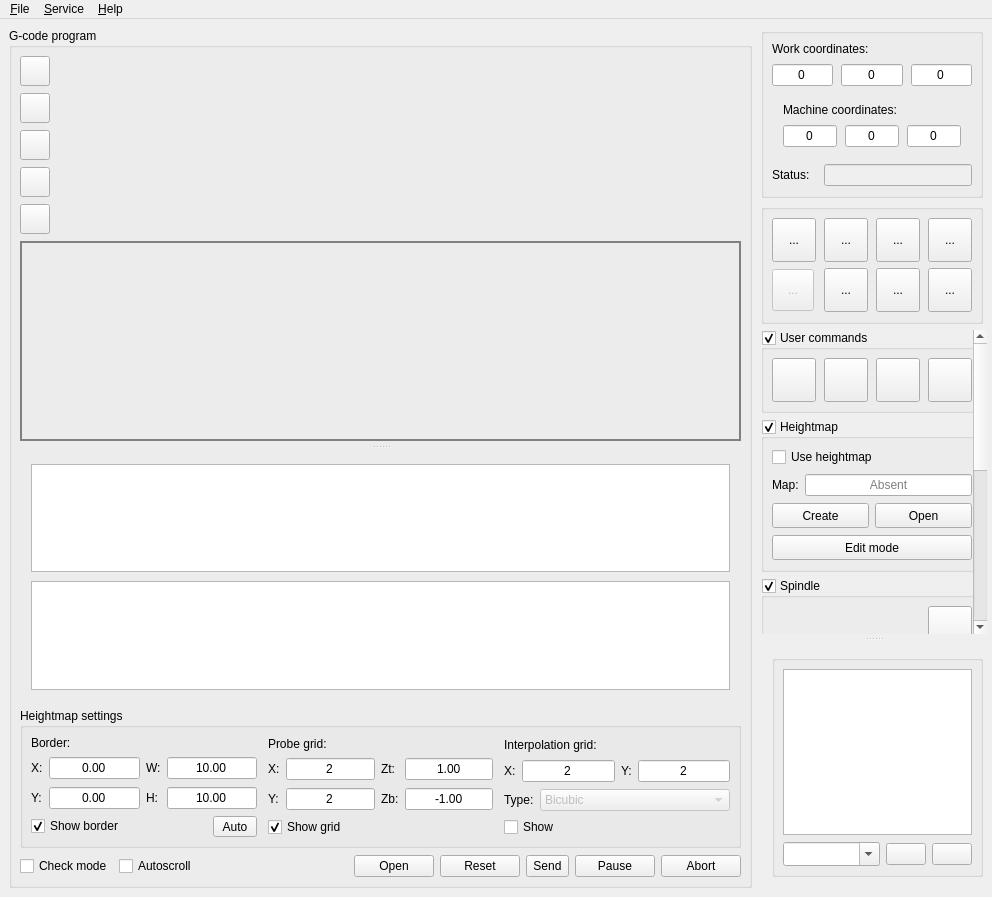
First picture: the form in src/frmmain.ui, repository hjliaw/Candle-lathe, before the edit.
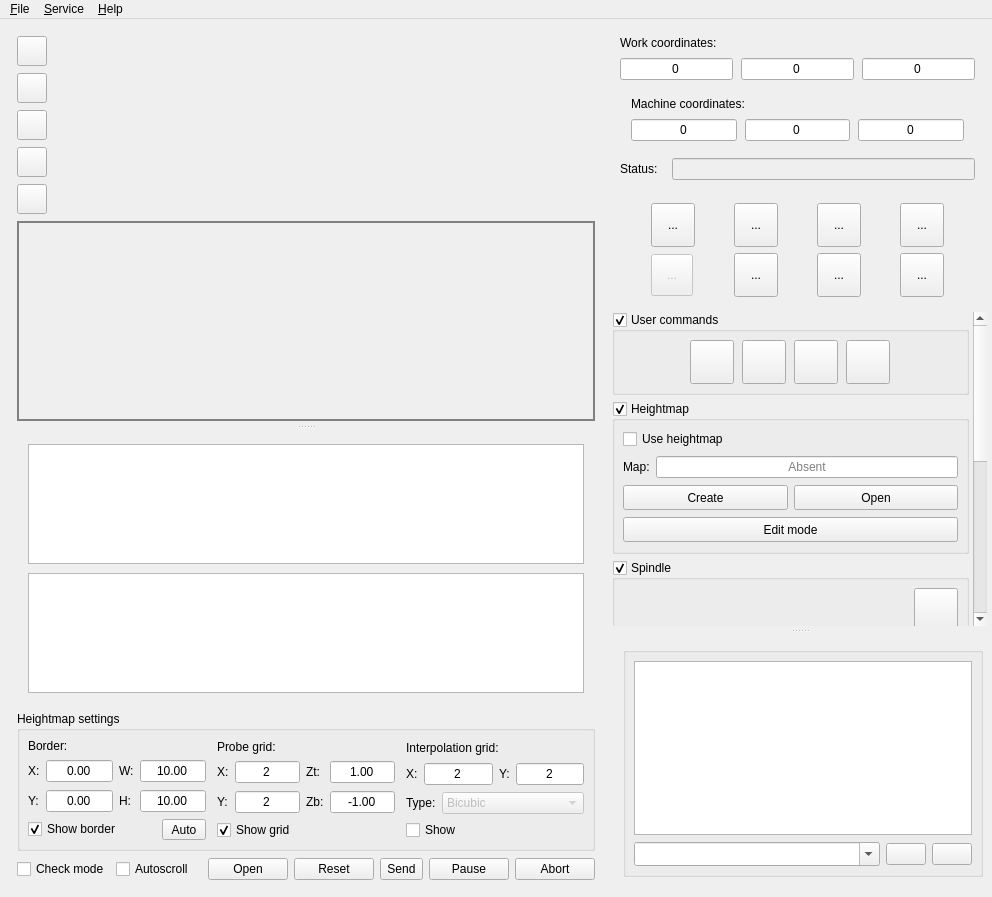
Second picture: the form after the edit. Icons and pictures are not drawn. Custom widgets are drawn as their Qt base class.

Commit message: change some elements to qFrame w/o title

What changed in the file:
```diff
--- a/src/frmmain.ui
+++ b/src/frmmain.ui
@@ -115,7 +115,7 @@
 }*/</string>
   </property>
   <widget class="QWidget" name="centralWidget">
-   <layout class="QHBoxLayout" name="horizontalLayout_5" stretch="100,1">
+   <layout class="QHBoxLayout" name="horizontalLayout_5" stretch="0,1">
     <property name="spacing">
      <number>9</number>
     </property>
@@ -132,13 +132,7 @@
      <number>9</number>
     </property>
     <item>
-     <widget class="QGroupBox" name="grpProgram">
-      <property name="title">
-       <string>G-code program</string>
-      </property>
-      <property name="flat">
-       <bool>false</bool>
-      </property>
+     <widget class="QFrame" name="grpProgram">
       <layout class="QVBoxLayout" name="verticalLayout_17" stretch="0,0,0,0,0,1,0,0">
        <property name="spacing">
         <number>7</number>
@@ -1042,13 +1036,7 @@
          <number>4</number>
         </property>
         <item>
-         <widget class="QGroupBox" name="grpState">
-          <property name="title">
-           <string></string>
-          </property>
-          <property name="overrided" stdset="0">
-           <bool>false</bool>
-          </property>
+         <widget class="QFrame" name="grpState">
           <layout class="QVBoxLayout" name="verticalLayout_6">
            <property name="leftMargin">
             <number>8</number>
@@ -1136,10 +1124,10 @@
             </layout>
            </item>
            <item>
-             <widget class="QWidget" name="hidden_MPos" native="true">
-			   <property name="visible">
-				 <bool>false</bool>
-			   </property>
+            <widget class="QWidget" name="hidden_MPos" native="true">
+             <property name="visible">
+              <bool>false</bool>
+             </property>
              <layout class="QVBoxLayout" name="verticalLayout_5">
               <property name="spacing">
                <number>8</number>
@@ -1257,13 +1245,7 @@
          <number>4</number>
         </property>
         <item>
-         <widget class="QGroupBox" name="grpControl">
-          <property name="title">
-           <string></string>
-          </property>
-          <property name="overrided" stdset="0">
-           <bool>false</bool>
-          </property>
+         <widget class="QFrame" name="grpControl">
           <layout class="QVBoxLayout" name="verticalLayout" stretch="0">
            <property name="leftMargin">
             <number>8</number>
@@ -2026,7 +2008,7 @@
            <item>
             <widget class="GroupBox" name="grpJog">
              <property name="title">
-              <string></string>
+              <string/>
              </property>
              <property name="checkable">
               <bool>true</bool>
@@ -2493,7 +2475,7 @@
              <bool>false</bool>
             </property>
             <property name="title">
-             <string></string>
+             <string/>
             </property>
             <layout class="QVBoxLayout" name="verticalLayout_3" stretch="0,0,0">
              <property name="spacing">
```
Left out of the diff: 32 changed lines with no effect on the pictures. The commit also changes 2 other files.
